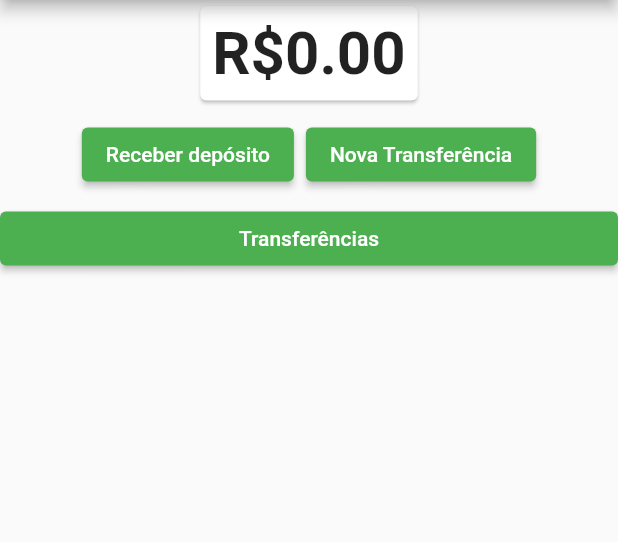
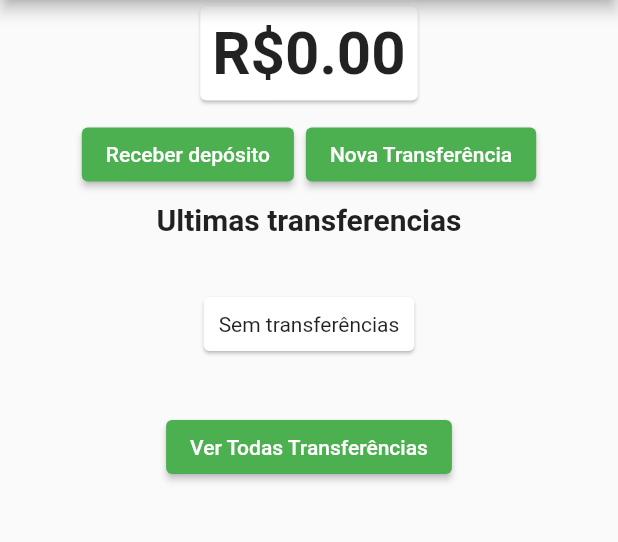
Before and after one commit to hillanvieira/bytebank_flutter_project, a Flutter app: the screen it shows after launch, on a phone screen of 412 x 824 dp, the part 84-626 px from its top. Run offline on Flutter 3.47's test engine with Material 2 defaults, Android fonts, the phone set to English and light mode, and no system bars; our stand-ins replace sprintf.

Commit message:
new features on dashboard

```diff
--- a/lib/screens/dashboard/dashboard.dart
+++ b/lib/screens/dashboard/dashboard.dart
@@ -1,7 +1,7 @@
 import 'package:bytebank/screens/dashboard/saldo.dart';
 import 'package:bytebank/screens/deposito/formulario.dart';
 import 'package:bytebank/screens/transferencia/formulario.dart';
-import 'package:bytebank/screens/transferencia/lista.dart';
+import 'package:bytebank/screens/transferencia/ultimas.dart';
 import 'package:flutter/material.dart';
 
 class Dashboard extends StatelessWidget {
@@ -29,7 +29,9 @@ class Dashboard extends StatelessWidget {
                   ));
                 },
                 child: Text('Receber depósito'),
-                style: ButtonStyle(backgroundColor: MaterialStateProperty.all<Color>(Colors.green)),
+                style: ButtonStyle(
+                    backgroundColor:
+                        MaterialStateProperty.all<Color>(Colors.green)),
               ),
               ElevatedButton(
                 onPressed: () {
@@ -40,21 +42,13 @@ class Dashboard extends StatelessWidget {
                   ));
                 },
                 child: Text('Nova Transferência'),
-                style: ButtonStyle(backgroundColor: MaterialStateProperty.all<Color>(Colors.green)),
+                style: ButtonStyle(
+                    backgroundColor:
+                        MaterialStateProperty.all<Color>(Colors.green)),
               ),
             ],
           ),
-          ElevatedButton(
-            onPressed: () {
-              Navigator.push(context, MaterialPageRoute(
-                builder: (context) {
-                  return ListaTransferencia();
-                },
-              ));
-            },
-            child: Text('Transferências'),
-            style: ButtonStyle(backgroundColor: MaterialStateProperty.all<Color>(Colors.green)),
-          ),
+          UltimasTranferencias(),
         ],
       ),
     );
--- a/lib/screens/transferencia/lista.dart
+++ b/lib/screens/transferencia/lista.dart
@@ -56,8 +56,8 @@ class ItemTransferencia extends StatelessWidget {
             Icons.monetization_on,
             color: Colors.green,
           ),
-          title: Text("R\$ ${_transferencia.valor.toString()}"),
-          subtitle: Text("Conta: ${_transferencia.numeroConta.toString()}"),
+          title: Text("R\$ ${_transferencia.valor}"),
+          subtitle: Text("Conta: ${_transferencia.numeroConta}"),
         ));
   }
 }
--- /dev/null
+++ b/lib/screens/transferencia/ultimas.dart
@@ -0,0 +1,76 @@
+import 'package:bytebank/models/transferencias.dart';
+import 'package:bytebank/screens/transferencia/lista.dart';
+import 'package:flutter/material.dart';
+import 'package:provider/provider.dart';
+
+final titulo = 'Ultimas transferencias';
+
+class UltimasTranferencias extends StatelessWidget {
+  @override
+  Widget build(BuildContext context) {
+    return Column(
+      children: <Widget>[
+        Text(
+          titulo,
+          style: TextStyle(fontWeight: FontWeight.bold, fontSize: 20),
+        ),
+        Consumer<Transferencias>(
+          builder: (context, listaTransferencias, child) {
+            if (listaTransferencias.tranferencias.length == 0) {
+              return SemTransferenciaCadastrada();
+            } else {
+              return ListView.builder(
+                padding: const EdgeInsets.all(8),
+                itemCount: validaQuantidadeItem(
+                    listaTransferencias.tranferencias.length),
+                shrinkWrap: true,
+                itemBuilder: (context, index) {
+                  final transferencia = listaTransferencias.tranferencias[
+                      listaTransferencias.tranferencias.length - (index + 1)];
+
+                  return ItemTransferencia(transferencia);
+                },
+              );
+            }
+          },
+        ),
+        ElevatedButton(
+          onPressed: () {
+            Navigator.push(context, MaterialPageRoute(
+              builder: (context) {
+                return ListaTransferencia();
+              },
+            ));
+          },
+          child: Text('Ver Todas Transferências'),
+          style: ButtonStyle(
+              backgroundColor: MaterialStateProperty.all<Color>(Colors.green)),
+        ),
+      ],
+    );
+  }
+
+  int validaQuantidadeItem(int tamanhoLista) {
+    if (tamanhoLista <= 2) {
+      return tamanhoLista;
+    } else {
+      return 2;
+    }
+  }
+}
+
+class SemTransferenciaCadastrada extends StatelessWidget {
+  @override
+  Widget build(BuildContext context) {
+    return Card(
+      margin: EdgeInsets.all(40),
+      child: Padding(
+        padding: const EdgeInsets.all(10),
+        child: Text(
+          'Sem transferências',
+          textAlign: TextAlign.center,
+        ),
+      ),
+    );
+  }
+}
```
